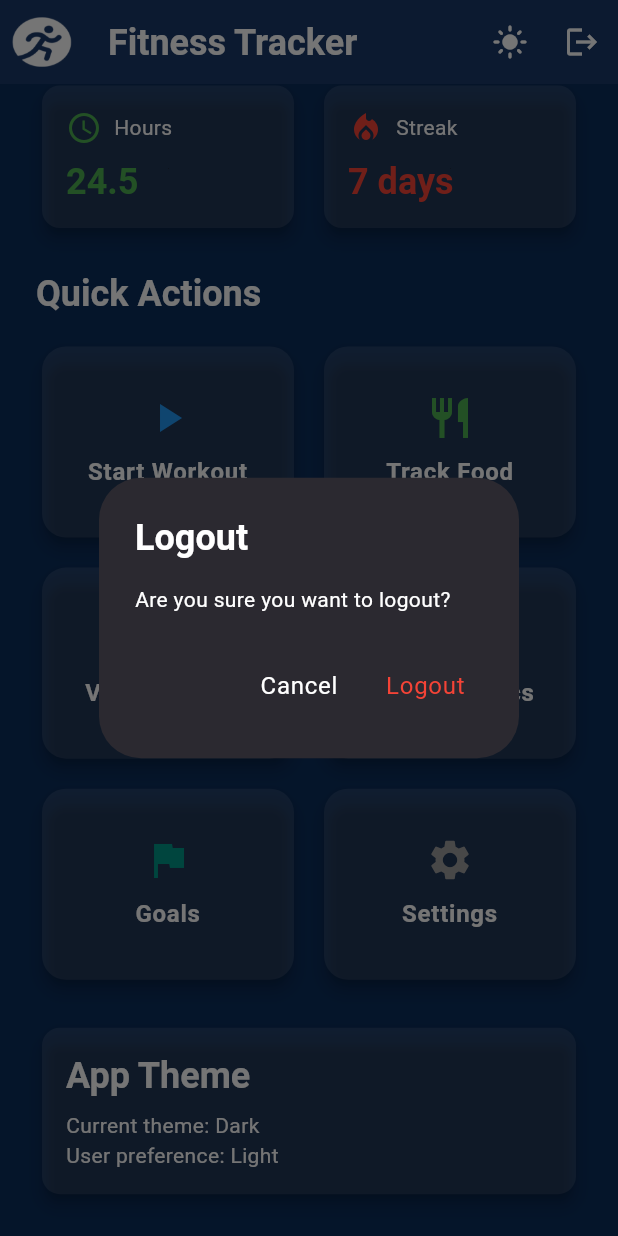
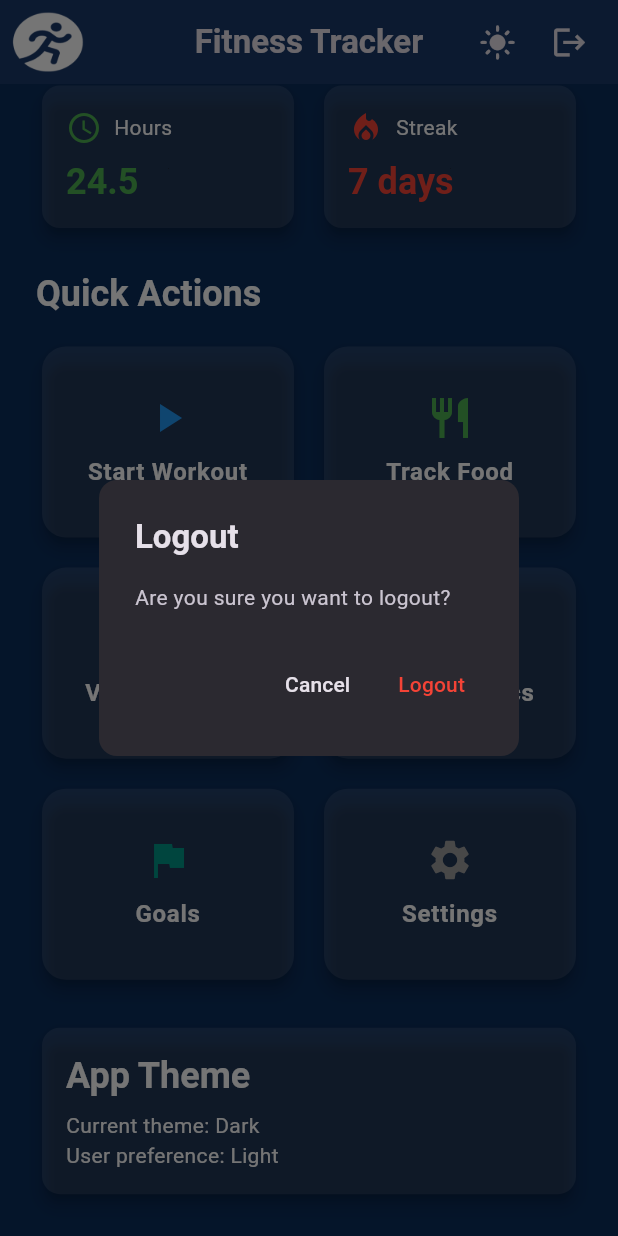
Before and after one commit to Ahmed-Amer01/fitness_tracker_flutter, a Flutter app: the DashboardScreen screen opened by its route, scrolled down 324 dp, after a tap on the "dark mode" icon, after a tap on the "logout" icon, on a phone screen of 412 x 824 dp. Run offline on Flutter 3.47's test engine with Material 3 defaults, Android fonts, the light colour scheme and no system bars; our stand-ins replace animated_text_kit, fl_chart, fluttertoast, image_picker, shared_preferences; accounts and stored records are empty; network calls fail.

Commit message:
fix app bar in both settings and dashboard

```diff
--- a/lib/screens/dashboard_screen.dart
+++ b/lib/screens/dashboard_screen.dart
@@ -5,6 +5,7 @@ import '../providers/theme_provider.dart';
 import '../providers/health_metric_provider.dart';
 import '../theme/app_theme.dart';
 import '../widgets/loading_overlay.dart';
+import '../widgets/custom_app_bar.dart';
 
 class DashboardScreen extends StatefulWidget {
   const DashboardScreen({Key? key}) : super(key: key);
@@ -183,50 +184,12 @@ class _DashboardScreenState extends State<DashboardScreen> {
         final metrics = healthProvider.metrics;
 
         return Scaffold(
-          appBar: AppBar(
-            leading: Padding(
-              padding: const EdgeInsets.all(8.0),
-              child: Container(
-                decoration: BoxDecoration(
-                  borderRadius: BorderRadius.circular(12),
-                ),
-                child: ClipRRect(
-                  borderRadius: BorderRadius.circular(12),
-                  child: LayoutBuilder(
-                    builder: (context, constraints) {
-                      return _buildAppBarIcon(constraints);
-                    },
-                  ),
-                ),
-              ),
-            ),
-            title: Text(
-              'Fitness Tracker',
-              style: Theme.of(context).textTheme.headlineMedium,
-            ),
-            actions: [
-              IconButton(
-                onPressed: () {
-                  final newTheme = themeProvider.isDark ? 'LIGHT' : 'DARK';
-                  themeProvider.toggleTheme(); // Immediate UI update
-                  _updateThemePreference(context, newTheme); // Update backend
-                },
-                icon: Icon(
-                  themeProvider.isDark ? Icons.light_mode : Icons.dark_mode,
-                  color: Theme.of(context).appBarTheme.iconTheme?.color,
-                ),
-              ),
-              IconButton(
-                onPressed: () {
-                  _showLogoutDialog(context, authProvider, themeProvider);
-                },
-                icon: Icon(
-                  Icons.logout,
-                  color: Theme.of(context).appBarTheme.iconTheme?.color,
-                ),
-              ),
-            ],
+          appBar: CustomAppBar(
+            title: 'Fitness Tracker',
+            isDashboard: true,
+            showActions: true,
           ),
+
           body: Stack(
             children: [
               SingleChildScrollView(
--- /dev/null
+++ b/lib/widgets/custom_app_bar.dart
@@ -0,0 +1,213 @@
+import 'package:flutter/material.dart';
+import 'package:provider/provider.dart';
+import '../providers/auth_provider.dart';
+import '../providers/theme_provider.dart';
+
+class CustomAppBar extends StatelessWidget implements PreferredSizeWidget {
+  final String title;
+  final bool showActions;
+  final bool isDashboard;
+
+  const CustomAppBar({
+    Key? key,
+    required this.title,
+    this.showActions = true,
+    this.isDashboard = false,
+  }) : super(key: key);
+
+  @override
+  Widget build(BuildContext context) {
+    final authProvider = Provider.of<AuthProvider>(context);
+    final themeProvider = Provider.of<ThemeProvider>(context);
+
+    final screenWidth = MediaQuery.of(context).size.width;
+    final logoSize = screenWidth * 0.08;
+    final iconSize = screenWidth * 0.06;
+
+    return AppBar(
+      elevation: 0,
+      backgroundColor: Theme.of(context).scaffoldBackgroundColor,
+      automaticallyImplyLeading: false,
+      leading: isDashboard
+          ? Padding(
+              padding: EdgeInsets.only(left: screenWidth * 0.02),
+              child: Image.asset(
+                'assets/images/fitnessLogo2.png',
+                fit: BoxFit.contain,
+                width: logoSize,
+                height: logoSize,
+                color: Theme.of(context).appBarTheme.iconTheme?.color,
+                errorBuilder: (context, error, stackTrace) {
+                  return Icon(Icons.image_not_supported,
+                              color: Colors.grey.shade600,
+                              size: iconSize * 0.8
+                              );
+                },
+              ),
+            )
+          : IconButton(
+              icon: Icon(Icons.arrow_back, size: iconSize),
+              color: Theme.of(context).colorScheme.onBackground,
+              onPressed: () => Navigator.pop(context),
+            ),
+      title: Row(
+        mainAxisSize: MainAxisSize.min,
+        children: [
+          if (!isDashboard)
+            Padding(
+              padding: EdgeInsets.only(right: screenWidth * 0.02),
+              child: Image.asset(
+                'assets/images/fitnessLogo2.png',
+                fit: BoxFit.contain,
+                width: logoSize * 0.8,
+                height: logoSize * 0.8,
+                color: Theme.of(context).appBarTheme.iconTheme?.color,
+                errorBuilder: (context, error, stackTrace) {
+                  debugPrint('Error loading fitnessLogo2.png: $error\n$stackTrace');
+                  return Icon(
+                    Icons.image_not_supported,
+                    color: Theme.of(context).primaryColor,
+                    size: iconSize * 0.6,
+                  );
+                },
+              ),
+            ),
+          Flexible(
+            child: Text(
+              title,
+              style: Theme.of(context).textTheme.titleLarge?.copyWith(
+                    fontWeight: FontWeight.bold,
+                    color: Theme.of(context).colorScheme.onBackground,
+                  ),
+              maxLines: 1,
+              overflow: TextOverflow.ellipsis,
+            ),
+          ),
+        ],
+      ),
+      centerTitle: true,
+      actions: showActions
+          ? [
+              IconButton(
+                icon: Icon(
+                  themeProvider.isDark ? Icons.light_mode : Icons.dark_mode,
+                  size: iconSize,
+                  color: Theme.of(context).colorScheme.onBackground,
+                ),
+                splashRadius: 20,
+                tooltip: 'Toggle Theme',
+                onPressed: () {
+                  final newTheme = themeProvider.isDark ? 'LIGHT' : 'DARK';
+                  themeProvider.toggleTheme();
+                  _updateThemePreference(context, newTheme);
+                },
+              ),
+              IconButton(
+                icon: Icon(
+                  Icons.logout,
+                  size: iconSize,
+                  color: Theme.of(context).colorScheme.onBackground,
+                ),
+                splashRadius: 20,
+                tooltip: 'Logout',
+                onPressed: () => _showLogoutDialog(context, authProvider, themeProvider),
+              ),
+              SizedBox(width: screenWidth * 0.02),
+            ]
+          : null,
+    );
+  }
+
+  Future<void> _updateThemePreference(BuildContext context, String newTheme) async {
+    try {
+      final authProvider = Provider.of<AuthProvider>(context, listen: false);
+      final themeProvider = Provider.of<ThemeProvider>(context, listen: false);
+      final user = authProvider.user;
+
+      if (user == null) throw Exception('User not found');
+
+      final result = await authProvider.updateProfile(
+        firstName: user.firstName,
+        lastName: user.lastName,
+        email: user.email,
+        password: null,
+        theme: newTheme.toUpperCase(),
+        notificationsEnabled: user.notificationsEnabled,
+        workoutReminderTime: user.workoutReminderTime,
+        profilePicPath: null,
+      );
+
+      if (result.success) {
+        themeProvider.setThemeFromProfile(newTheme.toUpperCase());
+        ScaffoldMessenger.of(context).showSnackBar(
+          const SnackBar(
+            content: Text('Theme updated successfully!'),
+            backgroundColor: Colors.green,
+          ),
+        );
+      } else {
+        ScaffoldMessenger.of(context).showSnackBar(
+          SnackBar(
+            content: Text(result.message ?? 'Failed to update theme'),
+            backgroundColor: Colors.red,
+          ),
+        );
+      }
+    } catch (e) {
+      ScaffoldMessenger.of(context).showSnackBar(
+        SnackBar(
+          content: Text('Error: $e'),
+          backgroundColor: Colors.red,
+        ),
+      );
+    }
+  }
+
+  void _showLogoutDialog(BuildContext context, AuthProvider authProvider, ThemeProvider themeProvider) {
+    showDialog(
+      context: context,
+      builder: (BuildContext context) {
+        return AlertDialog(
+          shape: RoundedRectangleBorder(borderRadius: BorderRadius.circular(12)),
+          title: Text(
+            'Logout',
+            style: Theme.of(context).textTheme.titleLarge?.copyWith(
+                  fontWeight: FontWeight.w600,
+                  color: Theme.of(context).colorScheme.onSurface,
+                ),
+          ),
+          content: Text(
+            'Are you sure you want to logout?',
+            style: Theme.of(context).textTheme.bodyMedium?.copyWith(
+                  color: Theme.of(context).colorScheme.onSurfaceVariant,
+                ),
+          ),
+          actions: [
+            TextButton(
+              onPressed: () => Navigator.of(context).pop(),
+              child: Text(
+                'Cancel',
+                style: TextStyle(color: Theme.of(context).colorScheme.onSurface),
+              ),
+            ),
+            TextButton(
+              onPressed: () async {
+                Navigator.of(context).pop();
+                await authProvider.logout();
+                themeProvider.setAuthScreens(true);
+                Navigator.pushReplacementNamed(context, '/');
+              },
+              child: Text(
+                'Logout',
+                style: TextStyle(color: Colors.red),
+              ),
+            ),
+          ],
+        );
+      },
+    );
+  }
+
+  @override
+  Size get preferredSize => const Size.fromHeight(kToolbarHeight);
+}
```
Also changed, not shown: lib/screens/settings_screen.dart (+5 -2 lines), lib/widgets/profile_image.dart (added, +64 -0 lines).
